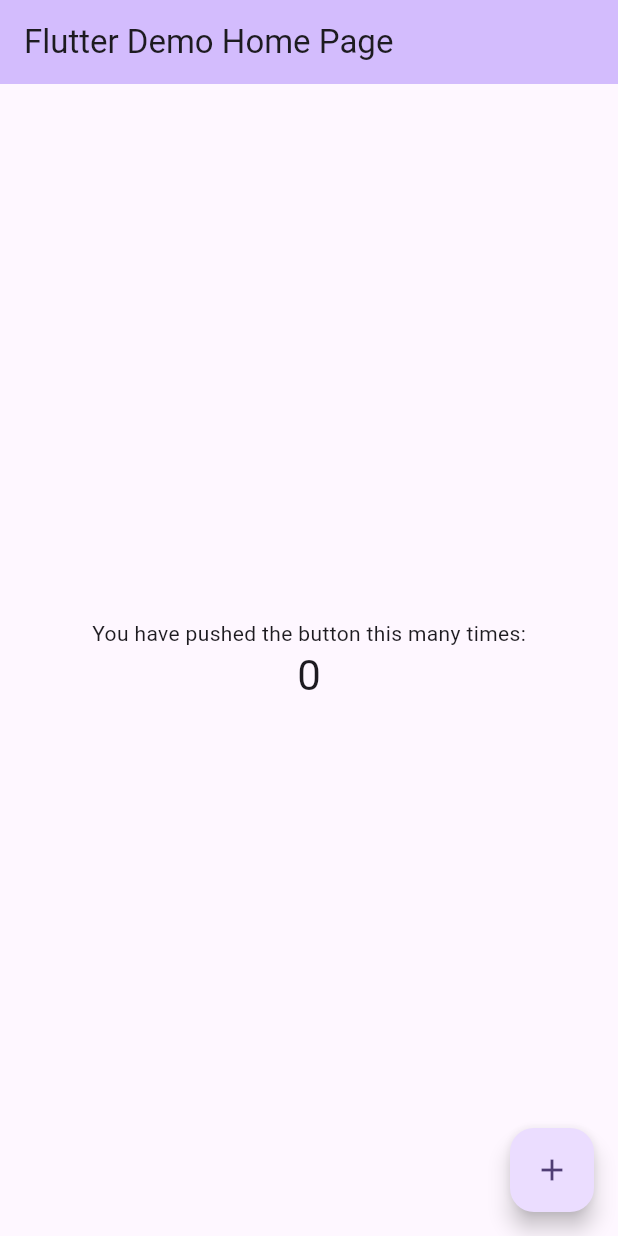
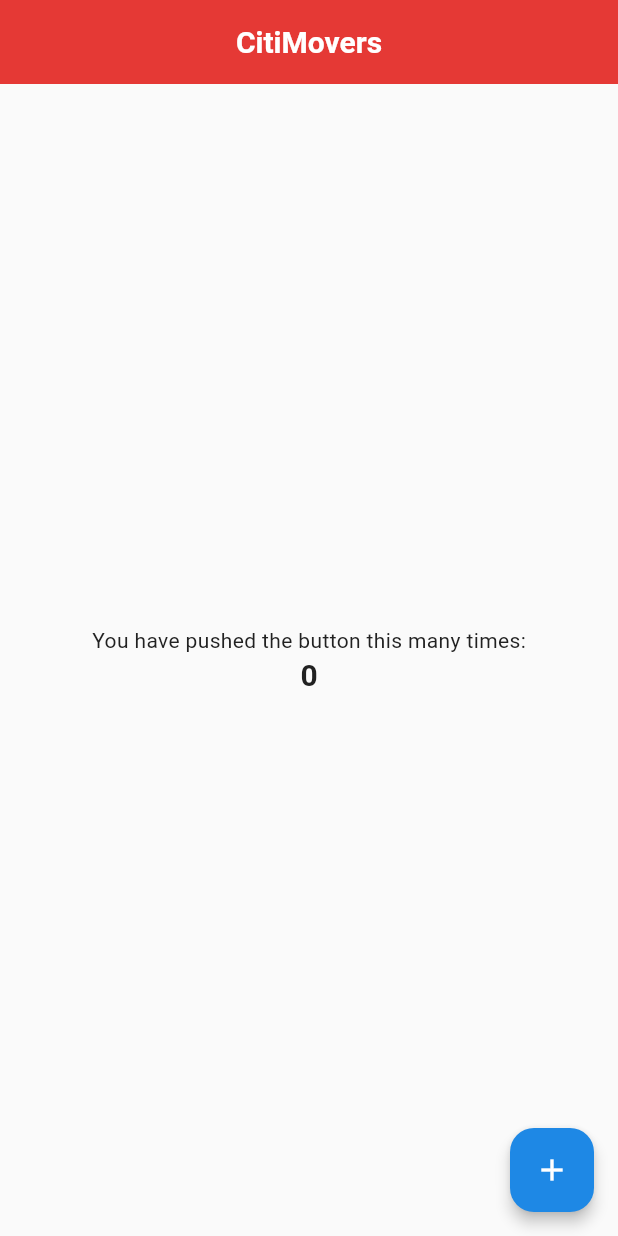
Before and after one commit to lansoyyy/CitiMovers, a Flutter app: the screen it shows after launch, on a phone screen of 412 x 824 dp. Run offline on Flutter 3.47's test engine with Material 3 defaults, Android fonts, the phone set to English and light mode, and no system bars.

Commit message:
initial project structure

```diff
--- a/lib/main.dart
+++ b/lib/main.dart
@@ -1,52 +1,29 @@
 import 'package:flutter/material.dart';
+import 'utils/app_theme.dart';
+import 'utils/app_constants.dart';
 
 void main() {
-  runApp(const MyApp());
+  runApp(const CitiMoversApp());
 }
 
-class MyApp extends StatelessWidget {
-  const MyApp({super.key});
+class CitiMoversApp extends StatelessWidget {
+  const CitiMoversApp({super.key});
 
-  // This widget is the root of your application.
   @override
   Widget build(BuildContext context) {
     return MaterialApp(
-      title: 'Flutter Demo',
-      theme: ThemeData(
-        // This is the theme of your application.
-        //
-        // TRY THIS: Try running your application with "flutter run". You'll see
-        // the application has a purple toolbar. Then, without quitting the app,
-        // try changing the seedColor in the colorScheme below to Colors.green
-        // and then invoke "hot reload" (save your changes or press the "hot
-        // reload" button in a Flutter-supported IDE, or press "r" if you used
-        // the command line to start the app).
-        //
-        // Notice that the counter didn't reset back to zero; the application
-        // state is not lost during the reload. To reset the state, use hot
-        // restart instead.
-        //
-        // This works for code too, not just values: Most code changes can be
-        // tested with just a hot reload.
-        colorScheme: ColorScheme.fromSeed(seedColor: Colors.deepPurple),
-        useMaterial3: true,
-      ),
-      home: const MyHomePage(title: 'Flutter Demo Home Page'),
+      title: AppConstants.appName,
+      debugShowCheckedModeBanner: false,
+      theme: AppTheme.lightTheme,
+      darkTheme: AppTheme.darkTheme,
+      themeMode: ThemeMode.light,
+      home: const MyHomePage(title: AppConstants.appName),
     );
   }
 }
 
 class MyHomePage extends StatefulWidget {
   const MyHomePage({super.key, required this.title});
-
-  // This widget is the home page of your application. It is stateful, meaning
-  // that it has a State object (defined below) that contains fields that affect
-  // how it looks.
-
-  // This class is the configuration for the state. It holds the values (in this
-  // case the title) provided by the parent (in this case the App widget) and
-  // used by the build method of the State. Fields in a Widget subclass are
-  // always marked "final".
 
   final String title;
 
@@ -59,50 +36,18 @@ class _MyHomePageState extends State<MyHomePage> {
 
   void _incrementCounter() {
     setState(() {
-      // This call to setState tells the Flutter framework that something has
-      // changed in this State, which causes it to rerun the build method below
-      // so that the display can reflect the updated values. If we changed
-      // _counter without calling setState(), then the build method would not be
-      // called again, and so nothing would appear to happen.
       _counter++;
     });
   }
 
   @override
   Widget build(BuildContext context) {
-    // This method is rerun every time setState is called, for instance as done
-    // by the _incrementCounter method above.
-    //
-    // The Flutter framework has been optimized to make rerunning build methods
-    // fast, so that you can just rebuild anything that needs updating rather
-    // than having to individually change instances of widgets.
     return Scaffold(
       appBar: AppBar(
-        // TRY THIS: Try changing the color here to a specific color (to
-        // Colors.amber, perhaps?) and trigger a hot reload to see the AppBar
-        // change color while the other colors stay the same.
-        backgroundColor: Theme.of(context).colorScheme.inversePrimary,
-        // Here we take the value from the MyHomePage object that was created by
-        // the App.build method, and use it to set our appbar title.
         title: Text(widget.title),
       ),
       body: Center(
-        // Center is a layout widget. It takes a single child and positions it
-        // in the middle of the parent.
         child: Column(
-          // Column is also a layout widget. It takes a list of children and
-          // arranges them vertically. By default, it sizes itself to fit its
-          // children horizontally, and tries to be as tall as its parent.
-          //
-          // Column has various properties to control how it sizes itself and
-          // how it positions its children. Here we use mainAxisAlignment to
-          // center the children vertically; the main axis here is the vertical
-          // axis because Columns are vertical (the cross axis would be
-          // horizontal).
-          //
-          // TRY THIS: Invoke "debug painting" (choose the "Toggle Debug Paint"
-          // action in the IDE, or press "p" in the console), to see the
-          // wireframe for each widget.
           mainAxisAlignment: MainAxisAlignment.center,
           children: <Widget>[
             const Text(
@@ -119,7 +64,7 @@ class _MyHomePageState extends State<MyHomePage> {
         onPressed: _incrementCounter,
         tooltip: 'Increment',
         child: const Icon(Icons.add),
-      ), // This trailing comma makes auto-formatting nicer for build methods.
+      ),
     );
   }
 }
--- /dev/null
+++ b/lib/utils/app_colors.dart
@@ -0,0 +1,64 @@
+import 'package:flutter/material.dart';
+
+/// App color palette for CitiMovers
+/// Primary colors: Red and Blue
+class AppColors {
+  AppColors._();
+
+  // Primary Colors
+  static const Color primaryRed = Color(0xFFE53935);
+  static const Color primaryBlue = Color(0xFF1E88E5);
+
+  // Red Shades
+  static const Color lightRed = Color(0xFFEF5350);
+  static const Color darkRed = Color(0xFFC62828);
+  static const Color redAccent = Color(0xFFFF5252);
+
+  // Blue Shades
+  static const Color lightBlue = Color(0xFF42A5F5);
+  static const Color darkBlue = Color(0xFF1565C0);
+  static const Color blueAccent = Color(0xFF448AFF);
+
+  // Neutral Colors
+  static const Color white = Color(0xFFFFFFFF);
+  static const Color black = Color(0xFF000000);
+  static const Color grey = Color(0xFF9E9E9E);
+  static const Color lightGrey = Color(0xFFE0E0E0);
+  static const Color darkGrey = Color(0xFF424242);
+
+  // Background Colors
+  static const Color backgroundColor = Color(0xFFF5F5F5);
+  static const Color cardBackground = Color(0xFFFFFFFF);
+  static const Color scaffoldBackground = Color(0xFFFAFAFA);
+
+  // Status Colors
+  static const Color success = Color(0xFF4CAF50);
+  static const Color warning = Color(0xFFFFC107);
+  static const Color error = Color(0xFFF44336);
+  static const Color info = Color(0xFF2196F3);
+
+  // Text Colors
+  static const Color textPrimary = Color(0xFF212121);
+  static const Color textSecondary = Color(0xFF757575);
+  static const Color textHint = Color(0xFFBDBDBD);
+  static const Color textWhite = Color(0xFFFFFFFF);
+
+  // Gradient Colors
+  static const LinearGradient primaryGradient = LinearGradient(
+    colors: [primaryRed, primaryBlue],
+    begin: Alignment.topLeft,
+    end: Alignment.bottomRight,
+  );
+
+  static const LinearGradient redGradient = LinearGradient(
+    colors: [lightRed, darkRed],
+    begin: Alignment.topCenter,
+    end: Alignment.bottomCenter,
+  );
+
+  static const LinearGradient blueGradient = LinearGradient(
+    colors: [lightBlue, darkBlue],
+    begin: Alignment.topCenter,
+    end: Alignment.bottomCenter,
+  );
+}
--- /dev/null
+++ b/lib/utils/app_constants.dart
@@ -0,0 +1,81 @@
+/// App-wide constants for CitiMovers
+class AppConstants {
+  AppConstants._();
+  static const String apiKey = 'AIzaSyBwByaaKz7j4OGnwPDxeMdmQ4Pa50GA42o';
+  // App Information
+  static const String appName = 'CitiMovers';
+  static const String appVersion = '1.0.0';
+  static const String appTagline = 'Your Reliable Delivery Partner';
+
+  // API & Backend
+  static const String baseUrl = 'https://api.citimovers.com';
+  static const int apiTimeout = 30; // seconds
+
+  // Shared Preferences Keys
+  static const String keyUserId = 'user_id';
+  static const String keyUserType = 'user_type';
+  static const String keyAuthToken = 'auth_token';
+  static const String keyIsLoggedIn = 'is_logged_in';
+  static const String keyUserData = 'user_data';
+  static const String keyThemeMode = 'theme_mode';
+  static const String keyLanguage = 'language';
+
+  // User Types
+  static const String userTypeCustomer = 'customer';
+  static const String userTypeDriver = 'driver';
+  static const String userTypeAdmin = 'admin';
+
+  // Firebase Collections
+  static const String collectionUsers = 'users';
+  static const String collectionDrivers = 'drivers';
+  static const String collectionCustomers = 'customers';
+  static const String collectionBookings = 'bookings';
+  static const String collectionVehicles = 'vehicles';
+  static const String collectionPayments = 'payments';
+  static const String collectionNotifications = 'notifications';
+
+  // Booking Status
+  static const String bookingPending = 'pending';
+  static const String bookingAccepted = 'accepted';
+  static const String bookingInProgress = 'in_progress';
+  static const String bookingCompleted = 'completed';
+  static const String bookingCancelled = 'cancelled';
+
+  // Vehicle Types
+  static const String vehicleMotorcycle = 'motorcycle';
+  static const String vehicleSedan = 'sedan';
+  static const String vehicleVan = 'van';
+  static const String vehicleTruck = 'truck';
+
+  // Validation
+  static const int minPasswordLength = 6;
+  static const int maxPasswordLength = 20;
+  static const int minPhoneLength = 10;
+  static const int maxPhoneLength = 15;
+
+  // Map Settings
+  static const double defaultZoom = 15.0;
+  static const double defaultLatitude = 14.5995; // Manila, Philippines
+  static const double defaultLongitude = 120.9842;
+
+  // Pagination
+  static const int itemsPerPage = 20;
+  static const int maxLoadMoreAttempts = 3;
+
+  // Animation Durations (milliseconds)
+  static const int shortAnimationDuration = 200;
+  static const int mediumAnimationDuration = 300;
+  static const int longAnimationDuration = 500;
+
+  // Image Settings
+  static const int maxImageSizeKB = 2048; // 2MB
+  static const int imageQuality = 85;
+
+  // Error Messages
+  static const String errorGeneric = 'Something went wrong. Please try again.';
+  static const String errorNetwork =
+      'No internet connection. Please check your network.';
+  static const String errorTimeout = 'Request timeout. Please try again.';
+  static const String errorUnauthorized =
+      'Session expired. Please login again.';
+}
--- /dev/null
+++ b/lib/utils/app_theme.dart
@@ -0,0 +1,350 @@
+import 'package:flutter/material.dart';
+import 'package:flutter/services.dart';
+import 'app_colors.dart';
+
+/// App theme configuration for CitiMovers
+class AppTheme {
+  AppTheme._();
+
+  /// Light theme configuration
+  static ThemeData lightTheme = ThemeData(
+    useMaterial3: true,
+    brightness: Brightness.light,
+    primaryColor: AppColors.primaryRed,
+    scaffoldBackgroundColor: AppColors.scaffoldBackground,
+
+    // Color Scheme
+    colorScheme: ColorScheme.light(
+      primary: AppColors.primaryRed,
+      secondary: AppColors.primaryBlue,
+      error: AppColors.error,
+      surface: AppColors.white,
+      onPrimary: AppColors.white,
+      onSecondary: AppColors.white,
+      onError: AppColors.white,
+      onSurface: AppColors.textPrimary,
+    ),
+
+    // AppBar Theme
+    appBarTheme: AppBarTheme(
+      backgroundColor: AppColors.primaryRed,
+      foregroundColor: AppColors.white,
+      elevation: 0,
+      centerTitle: true,
+      systemOverlayStyle: SystemUiOverlayStyle.light,
+      iconTheme: const IconThemeData(color: AppColors.white),
+      titleTextStyle: const TextStyle(
+        color: AppColors.white,
+        fontSize: 20,
+        fontWeight: FontWeight.w600,
+      ),
+    ),
+
+    // Card Theme
+    cardTheme: CardTheme(
+      color: AppColors.cardBackground,
+      elevation: 2,
+      shape: RoundedRectangleBorder(
+        borderRadius: BorderRadius.circular(12),
+      ),
+      margin: const EdgeInsets.symmetric(horizontal: 16, vertical: 8),
+    ),
+
+    // Elevated Button Theme
+    elevatedButtonTheme: ElevatedButtonThemeData(
+      style: ElevatedButton.styleFrom(
+        backgroundColor: AppColors.primaryRed,
+        foregroundColor: AppColors.white,
+        elevation: 2,
+        padding: const EdgeInsets.symmetric(horizontal: 24, vertical: 12),
+        shape: RoundedRectangleBorder(
+          borderRadius: BorderRadius.circular(8),
+        ),
+        textStyle: const TextStyle(
+          fontSize: 16,
+          fontWeight: FontWeight.w600,
+        ),
+      ),
+    ),
+
+    // Outlined Button Theme
+    outlinedButtonTheme: OutlinedButtonThemeData(
+      style: OutlinedButton.styleFrom(
+        foregroundColor: AppColors.primaryRed,
+        side: const BorderSide(color: AppColors.primaryRed, width: 1.5),
+        padding: const EdgeInsets.symmetric(horizontal: 24, vertical: 12),
+        shape: RoundedRectangleBorder(
+          borderRadius: BorderRadius.circular(8),
+        ),
+        textStyle: const TextStyle(
+          fontSize: 16,
+          fontWeight: FontWeight.w600,
+        ),
+      ),
+    ),
+
+    // Text Button Theme
+    textButtonTheme: TextButtonThemeData(
+      style: TextButton.styleFrom(
+        foregroundColor: AppColors.primaryBlue,
+        padding: const EdgeInsets.symmetric(horizontal: 16, vertical: 8),
+        textStyle: const TextStyle(
+          fontSize: 14,
+          fontWeight: FontWeight.w500,
+        ),
+      ),
+    ),
+
+    // Input Decoration Theme
+    inputDecorationTheme: InputDecorationTheme(
+      filled: true,
+      fillColor: AppColors.white,
+      contentPadding: const EdgeInsets.symmetric(horizontal: 16, vertical: 12),
+      border: OutlineInputBorder(
+        borderRadius: BorderRadius.circular(8),
+        borderSide: const BorderSide(color: AppColors.lightGrey),
+      ),
+      enabledBorder: OutlineInputBorder(
+        borderRadius: BorderRadius.circular(8),
+        borderSide: const BorderSide(color: AppColors.lightGrey),
+      ),
+      focusedBorder: OutlineInputBorder(
+        borderRadius: BorderRadius.circular(8),
+        borderSide: const BorderSide(color: AppColors.primaryBlue, width: 2),
+      ),
+      errorBorder: OutlineInputBorder(
+        borderRadius: BorderRadius.circular(8),
+        borderSide: const BorderSide(color: AppColors.error),
+      ),
+      focusedErrorBorder: OutlineInputBorder(
+        borderRadius: BorderRadius.circular(8),
+        borderSide: const BorderSide(color: AppColors.error, width: 2),
+      ),
+      labelStyle: const TextStyle(color: AppColors.textSecondary),
+      hintStyle: const TextStyle(color: AppColors.textHint),
+    ),
+
+    // Icon Theme
+    iconTheme: const IconThemeData(
+      color: AppColors.textPrimary,
+      size: 24,
+    ),
+
+    // Floating Action Button Theme
+    floatingActionButtonTheme: const FloatingActionButtonThemeData(
+      backgroundColor: AppColors.primaryBlue,
+      foregroundColor: AppColors.white,
+      elevation: 4,
+    ),
+
+    // Bottom Navigation Bar Theme
+    bottomNavigationBarTheme: const BottomNavigationBarThemeData(
+      backgroundColor: AppColors.white,
+      selectedItemColor: AppColors.primaryRed,
+      unselectedItemColor: AppColors.grey,
+      type: BottomNavigationBarType.fixed,
+      elevation: 8,
+      selectedLabelStyle: TextStyle(fontWeight: FontWeight.w600),
+    ),
+
+    // Text Theme
+    textTheme: const TextTheme(
+      displayLarge: TextStyle(
+        fontSize: 32,
+        fontWeight: FontWeight.bold,
+        color: AppColors.textPrimary,
+      ),
+      displayMedium: TextStyle(
+        fontSize: 28,
+        fontWeight: FontWeight.bold,
+        color: AppColors.textPrimary,
+      ),
+      displaySmall: TextStyle(
+        fontSize: 24,
+        fontWeight: FontWeight.bold,
+        color: AppColors.textPrimary,
+      ),
+      headlineLarge: TextStyle(
+        fontSize: 22,
+        fontWeight: FontWeight.w600,
+        color: AppColors.textPrimary,
+      ),
+      headlineMedium: TextStyle(
+        fontSize: 20,
+        fontWeight: FontWeight.w600,
+        color: AppColors.textPrimary,
+      ),
+      headlineSmall: TextStyle(
+        fontSize: 18,
+        fontWeight: FontWeight.w600,
+        color: AppColors.textPrimary,
+      ),
+      titleLarge: TextStyle(
+        fontSize: 16,
+        fontWeight: FontWeight.w600,
+        color: AppColors.textPrimary,
+      ),
+      titleMedium: TextStyle(
+        fontSize: 14,
+        fontWeight: FontWeight.w500,
+        color: AppColors.textPrimary,
+      ),
+      titleSmall: TextStyle(
+        fontSize: 12,
+        fontWeight: FontWeight.w500,
+        color: AppColors.textPrimary,
+      ),
+      bodyLarge: TextStyle(
+        fontSize: 16,
+        fontWeight: FontWeight.normal,
+        color: AppColors.textPrimary,
+      ),
+      bodyMedium: TextStyle(
+        fontSize: 14,
+        fontWeight: FontWeight.normal,
+        color: AppColors.textPrimary,
+      ),
+      bodySmall: TextStyle(
+        fontSize: 12,
+        fontWeight: FontWeight.normal,
+        color: AppColors.textSecondary,
+      ),
+      labelLarge: TextStyle(
+        fontSize: 14,
+        fontWeight: FontWeight.w500,
+        color: AppColors.textPrimary,
+      ),
+      labelMedium: TextStyle(
+        fontSize: 12,
+        fontWeight: FontWeight.w500,
+        color: AppColors.textSecondary,
+      ),
+      labelSmall: TextStyle(
+        fontSize: 10,
+        fontWeight: FontWeight.w500,
+        color: AppColors.textSecondary,
+      ),
+    ),
+
+    // Divider Theme
+    dividerTheme: const DividerThemeData(
+      color: AppColors.lightGrey,
+      thickness: 1,
+      space: 1,
+    ),
+
+    // Progress Indicator Theme
+    progressIndicatorTheme: const ProgressIndicatorThemeData(
+      color: AppColors.primaryRed,
+    ),
+  );
+
+  /// Dark theme configuration
+  static ThemeData darkTheme = ThemeData(
+    useMaterial3: true,
+    brightness: Brightness.dark,
+    primaryColor: AppColors.primaryRed,
+    scaffoldBackgroundColor: const Color(0xFF121212),
+
+    // Color Scheme
+    colorScheme: ColorScheme.dark(
+      primary: AppColors.primaryRed,
+      secondary: AppColors.primaryBlue,
+      error: AppColors.error,
+      surface: const Color(0xFF1E1E1E),
+      onPrimary: AppColors.white,
+      onSecondary: AppColors.white,
+      onError: AppColors.white,
+      onSurface: AppColors.white,
+    ),
+
+    // AppBar Theme
+    appBarTheme: AppBarTheme(
+      backgroundColor: const Color(0xFF1E1E1E),
+      foregroundColor: AppColors.white,
+      elevation: 0,
+      centerTitle: true,
+      systemOverlayStyle: SystemUiOverlayStyle.light,
+      iconTheme: const IconThemeData(color: AppColors.white),
+      titleTextStyle: const TextStyle(
+        color: AppColors.white,
+        fontSize: 20,
+        fontWeight: FontWeight.w600,
+      ),
+    ),
+
+    // Card Theme
+    cardTheme: CardTheme(
+      color: const Color(0xFF1E1E1E),
+      elevation: 2,
+      shape: RoundedRectangleBorder(
+        borderRadius: BorderRadius.circular(12),
+      ),
+      margin: const EdgeInsets.symmetric(horizontal: 16, vertical: 8),
+    ),
+
+    // Text Theme
+    textTheme: const TextTheme(
+      displayLarge: TextStyle(
+        fontSize: 32,
+        fontWeight: FontWeight.bold,
+        color: AppColors.white,
+      ),
+      displayMedium: TextStyle(
+        fontSize: 28,
+        fontWeight: FontWeight.bold,
+        color: AppColors.white,
+      ),
+      displaySmall: TextStyle(
+        fontSize: 24,
+        fontWeight: FontWeight.bold,
+        color: AppColors.white,
+      ),
+      headlineLarge: TextStyle(
+        fontSize: 22,
+        fontWeight: FontWeight.w600,
+        color: AppColors.white,
+      ),
+      headlineMedium: TextStyle(
+        fontSize: 20,
+        fontWeight: FontWeight.w600,
+        color: AppColors.white,
+      ),
+      headlineSmall: TextStyle(
+        fontSize: 18,
+        fontWeight: FontWeight.w600,
+        color: AppColors.white,
+      ),
+      titleLarge: TextStyle(
+        fontSize: 16,
+        fontWeight: FontWeight.w600,
+        color: AppColors.white,
+      ),
+      titleMedium: TextStyle(
+        fontSize: 14,
+        fontWeight: FontWeight.w500,
+        color: AppColors.white,
+      ),
+      titleSmall: TextStyle(
+        fontSize: 12,
+        fontWeight: FontWeight.w500,
+        color: AppColors.white,
+      ),
+      bodyLarge: TextStyle(
+        fontSize: 16,
+        fontWeight: FontWeight.normal,
+        color: AppColors.white,
+      ),
+      bodyMedium: TextStyle(
+        fontSize: 14,
+        fontWeight: FontWeight.normal,
+        color: AppColors.white,
+      ),
+      bodySmall: TextStyle(
+        fontSize: 12,
+        fontWeight: FontWeight.normal,
+        color: AppColors.lightGrey,
+      ),
+    ),
+  );
+}
```
Also changed, not shown: pubspec.yaml (+16 -9 lines), assets/fonts/Urbanist-Bold.ttf (added), assets/fonts/Urbanist-Medium.ttf (added), assets/fonts/Urbanist-Regular.ttf (added), pubspec.lock, 5 other files.
